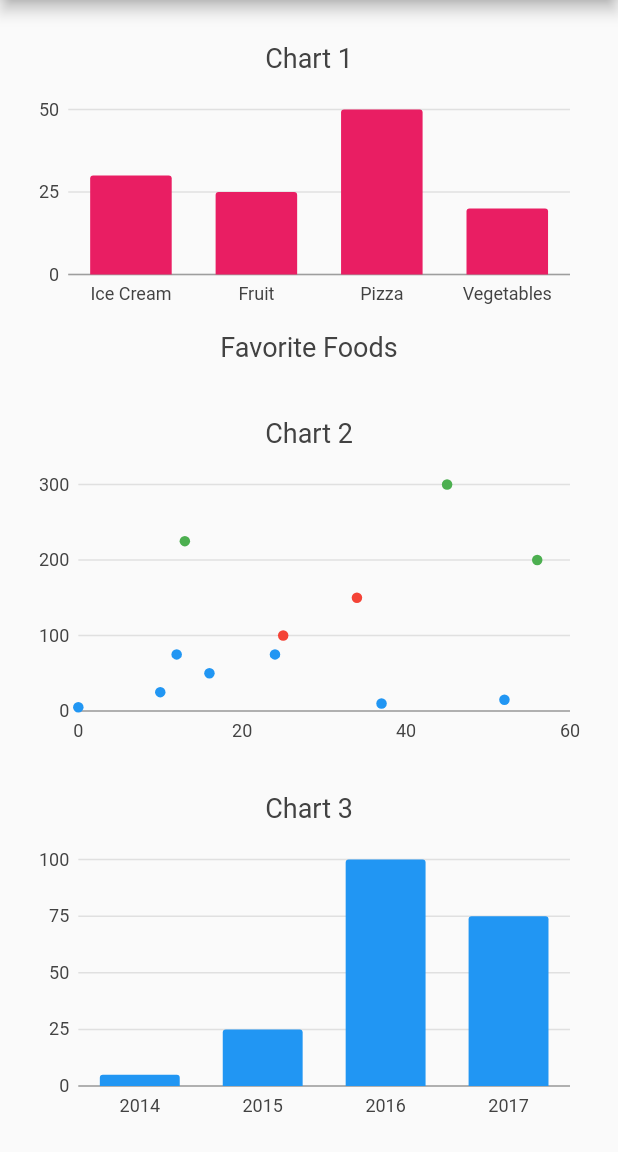
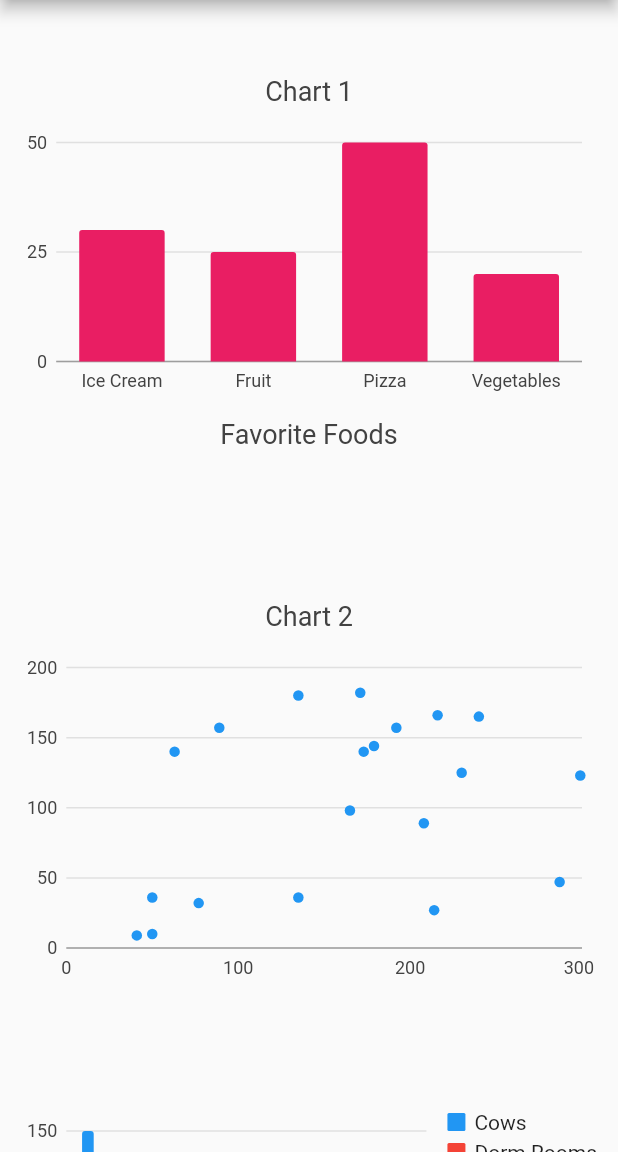
Before and after one commit to nnathalied/chart_app_flutter, a Flutter app: the screen it shows after launch, on a phone screen of 412 x 824 dp, the part 84-1236 px from its top. Run offline on Flutter 3.47's test engine with Material 2 defaults, Android fonts, the phone set to English and light mode, and no system bars; our stand-ins replace charts_flutter.

Commit message:
finished all charts

```diff
--- a/lib/src/chart1.dart
+++ b/lib/src/chart1.dart
@@ -1,4 +1,4 @@
-/// Bar chart example
+/// Bar chart example based on bar charts from https://google.github.io/charts/
 import 'package:charts_flutter/flutter.dart' as charts;
 import 'package:flutter/material.dart';
 
@@ -30,7 +30,7 @@ class Chart1 extends StatelessWidget {
     );
   }
 
-  /// Create one series with sample hard coded food data.
+  /// Create one series with sample hard coded data
   static List<charts.Series<FavFoods, String>> _createSampleData() {
     final data = [
       new FavFoods('Ice Cream', 30),
--- a/lib/src/chart2.dart
+++ b/lib/src/chart2.dart
@@ -1,4 +1,4 @@
-/// Scatter plot chart example
+/// Scatter plot chart example, based on scatter examples from https://google.github.io/charts/
 import 'package:charts_flutter/flutter.dart' as charts;
 import 'package:flutter/material.dart';
 
@@ -7,76 +7,63 @@ class Chart2 extends StatelessWidget {
 
   Chart2(this.seriesList);
 
-  /// Creates a [ScatterPlotChart] with sample data and no transition.
   factory Chart2.withSampleData() {
     return new Chart2(
       _createSampleData()
     );
   }
 
-
   @override
   Widget build(BuildContext context) {
     return new charts.ScatterPlotChart(
       seriesList,
       behaviors: [
-          new charts.ChartTitle('Chart 2',
-              behaviorPosition: charts.BehaviorPosition.top,
-              titleOutsideJustification: charts.OutsideJustification.start,
-              innerPadding: 18)
-        ],);
+        new charts.ChartTitle('Chart 2',
+            behaviorPosition: charts.BehaviorPosition.top,
+            titleOutsideJustification: charts.OutsideJustification.start,
+            innerPadding: 18)
+        ]
+      );
   }
 
-  /// Create one series with sample hard coded data.
-  static List<charts.Series<LinearSales, int>> _createSampleData() {
+  static List<charts.Series<Data, int>> _createSampleData() {
     final data = [
-      new LinearSales(0, 5, 3.0),
-      new LinearSales(10, 25, 5.0),
-      new LinearSales(12, 75, 4.0),
-      new LinearSales(13, 225, 5.0),
-      new LinearSales(16, 50, 4.0),
-      new LinearSales(24, 75, 3.0),
-      new LinearSales(25, 100, 3.0),
-      new LinearSales(34, 150, 5.0),
-      new LinearSales(37, 10, 4.5),
-      new LinearSales(45, 300, 8.0),
-      new LinearSales(52, 15, 4.0),
-      new LinearSales(56, 200, 7.0),
+      new Data(287, 47),
+      new Data(41, 9),
+      new Data(240, 165),
+      new Data(171, 182),
+      new Data(50, 10),
+      new Data(208, 89),
+      new Data(165, 98),
+      new Data(230, 125),
+      new Data(216, 166),
+      new Data(135, 36),
+      new Data(214, 27),
+      new Data(173, 140),
+      new Data(299, 123),
+      new Data(192, 157),
+      new Data(179, 144),
+      new Data(77, 32),
+      new Data(135, 180),
+      new Data(89, 157),
+      new Data(50, 36),
+      new Data(63, 140),
     ];
 
-    final maxMeasure = 300;
-
     return [
-      new charts.Series<LinearSales, int>(
-        id: 'Sales',
-        // Providing a color function is optional.
-        colorFn: (LinearSales sales, _) {
-          // Bucket the measure column value into 3 distinct colors.
-          final bucket = sales.sales / maxMeasure;
-
-          if (bucket < 1 / 3) {
-            return charts.MaterialPalette.blue.shadeDefault;
-          } else if (bucket < 2 / 3) {
-            return charts.MaterialPalette.red.shadeDefault;
-          } else {
-            return charts.MaterialPalette.green.shadeDefault;
-          }
-        },
-        domainFn: (LinearSales sales, _) => sales.year,
-        measureFn: (LinearSales sales, _) => sales.sales,
-        // Providing a radius function is optional.
-        radiusPxFn: (LinearSales sales, _) => sales.radius,
+      new charts.Series<Data, int>(
+        id: 'y',
+        domainFn: (Data y, _) => y.x,
+        measureFn: (Data y, _) => y.y,
         data: data,
       )
     ];
   }
 }
 
-/// Sample linear data type.
-class LinearSales {
-  final int year;
-  final int sales;
-  final double radius;
+class Data {
+  final int x;
+  final int y;
 
-  LinearSales(this.year, this.sales, this.radius);
+  Data(this.x, this.y);
 }
--- a/lib/src/chart3.dart
+++ b/lib/src/chart3.dart
@@ -1,16 +1,18 @@
+/// Bar chart with example of a legend
+/// Based on example from
+/// https://google.github.io/charts/flutter/example/legends/series_legend_with_measures
+import 'package:flutter/material.dart';
 import 'package:charts_flutter/flutter.dart' as charts;
-import 'package:flutter/material.dart';
 
 class Chart3 extends StatelessWidget {
   final List<charts.Series> seriesList;
+  final bool animate;
 
-  Chart3(this.seriesList);
+  Chart3(this.seriesList, {this.animate});
 
-  /// Creates a [BarChart] with sample data and no transition.
   factory Chart3.withSampleData() {
     return new Chart3(
       _createSampleData(),
-      // Disable animations for image tests.
     );
   }
 
@@ -18,40 +20,86 @@ class Chart3 extends StatelessWidget {
   Widget build(BuildContext context) {
     return new charts.BarChart(
       seriesList,
+      animate: animate,
+      barGroupingType: charts.BarGroupingType.grouped,
       behaviors: [
-          new charts.ChartTitle('Chart 3',
-              behaviorPosition: charts.BehaviorPosition.top,
-              titleOutsideJustification: charts.OutsideJustification.start,
-              innerPadding: 18)
-        ]
-      );
+        new charts.SeriesLegend(
+          position: charts.BehaviorPosition.end,
+          horizontalFirst: false,
+          cellPadding: new EdgeInsets.only(right: 4.0, bottom: 4.0),
+          showMeasures: true,
+        ),
+      ],
+    );
   }
 
-  /// Create one series with sample hard coded data.
-  static List<charts.Series<OrdinalSales, String>> _createSampleData() {
-    final data = [
-      new OrdinalSales('2014', 5),
-      new OrdinalSales('2015', 25),
-      new OrdinalSales('2016', 100),
-      new OrdinalSales('2017', 75),
+  /// Create series list
+  static List<charts.Series<UniversityData, String>> _createSampleData() {
+    final cowsData = [
+      new UniversityData('Davis', 150),
+      new UniversityData('Berkley', 0),
+      new UniversityData('LA', 10),
+      new UniversityData('Merced', 50),
+    ];
+
+    final dormData = [
+      new UniversityData('Davis', 25),
+      new UniversityData('Berkley', 10),
+      new UniversityData('LA', 50),
+      new UniversityData('Merced', 20),
+    ];
+
+    final foodData = [
+      new UniversityData('Davis', 65),
+      new UniversityData('Berkley', 30),
+      new UniversityData('LA', 75),
+      new UniversityData('Merced', 45),
+    ];
+
+    final profData = [
+      new UniversityData('Davis', 80),
+      new UniversityData('Berkley', 100),
+      new UniversityData('LA', 125),
+      new UniversityData('Merced', 75),
     ];
 
     return [
-      new charts.Series<OrdinalSales, String>(
-        id: 'Sales',
-        colorFn: (_, __) => charts.MaterialPalette.blue.shadeDefault,
-        domainFn: (OrdinalSales sales, _) => sales.year,
-        measureFn: (OrdinalSales sales, _) => sales.sales,
-        data: data,
-      )
+      new charts.Series<UniversityData, String>(
+        id: 'Cows',
+        domainFn: (UniversityData data, _) => data.school,
+        measureFn: (UniversityData data, _) => data.data,
+        data: cowsData,
+        // colorFn: (_, __) => charts.MaterialPalette.green.shadeDefault,
+      ),
+      new charts.Series<UniversityData, String>(
+        id: 'Dorm Rooms',
+        domainFn: (UniversityData data, _) => data.school,
+        measureFn: (UniversityData data, _) => data.data,
+        data: dormData,
+        //colorFn: (_, __) => charts.MaterialPalette.green.shadeDefault,
+      ),
+      new charts.Series<UniversityData, String>(
+        id: 'Food Trucks',
+        domainFn: (UniversityData data, _) => data.school,
+        measureFn: (UniversityData data, _) => data.data,
+        data: foodData,
+        // colorFn: (_, __) => charts.MaterialPalette.green.shadeDefault,
+      ),
+      new charts.Series<UniversityData, String>(
+        id: 'Buildings',
+        domainFn: (UniversityData data, _) => data.school,
+        measureFn: (UniversityData data, _) => data.data,
+        data: profData,
+        // colorFn: (_, __) => charts.MaterialPalette.green.shadeDefault,
+      ),
     ];
   }
 }
 
-/// Sample ordinal data type.
-class OrdinalSales {
-  final String year;
-  final int sales;
+/// data type
+class UniversityData {
+  final String school;
+  final int data;
 
-  OrdinalSales(this.year, this.sales);
+  UniversityData(this.school, this.data);
 }
--- a/lib/src/home.dart
+++ b/lib/src/home.dart
@@ -11,23 +11,24 @@ class HomePage extends StatelessWidget {
         backgroundColor: Colors.blue,
         title: Text("Flutter Chart App Demo"),
       ),
+
       body: ListView(padding: const EdgeInsets.all(10), children: <Widget>[
         Container(
           //CHART 1
-            padding: const EdgeInsets.all(8),
-            height: 250,
+          padding: EdgeInsets.fromLTRB(0, 30, 0, 50),
+          height: 350,
           child: Chart1.withSampleData(),
         ),
         Container(
           //CHART 2
-            padding: const EdgeInsets.all(8),
-            height: 250,
+          padding: EdgeInsets.fromLTRB(0, 30, 0, 50),
+          height: 350,
           child: Chart2.withSampleData(),
         ),
         Container(
           //CHART 3
-            padding: const EdgeInsets.all(8),
-            height: 250,
+          padding: EdgeInsets.fromLTRB(0, 30, 0, 50),
+          height: 350,
           child: Chart3.withSampleData(),
         )
       ]));
```
Lines whose indentation alone changed are shown as unchanged.
